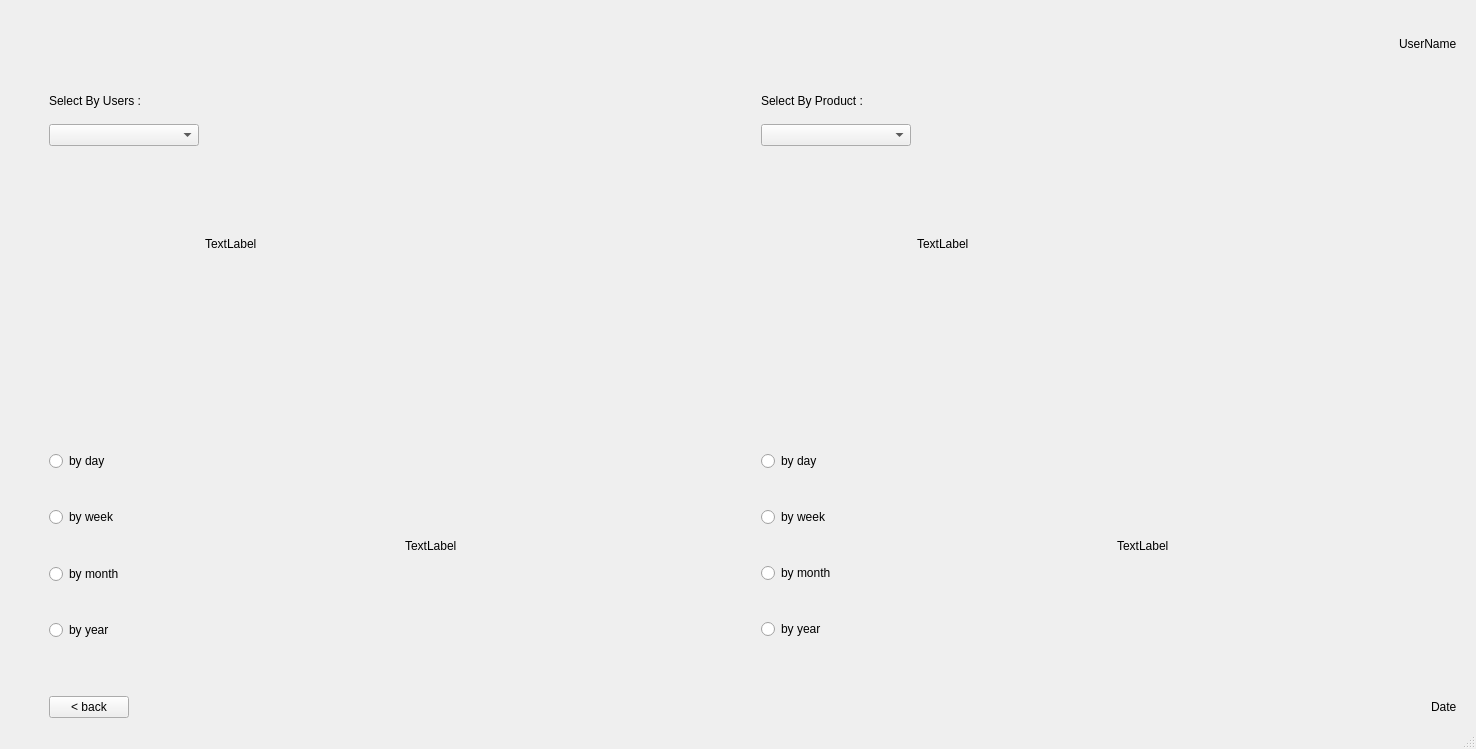
Old version of the form ui/statistics.ui in the repository HamzaMPSY/qt_app_mts.
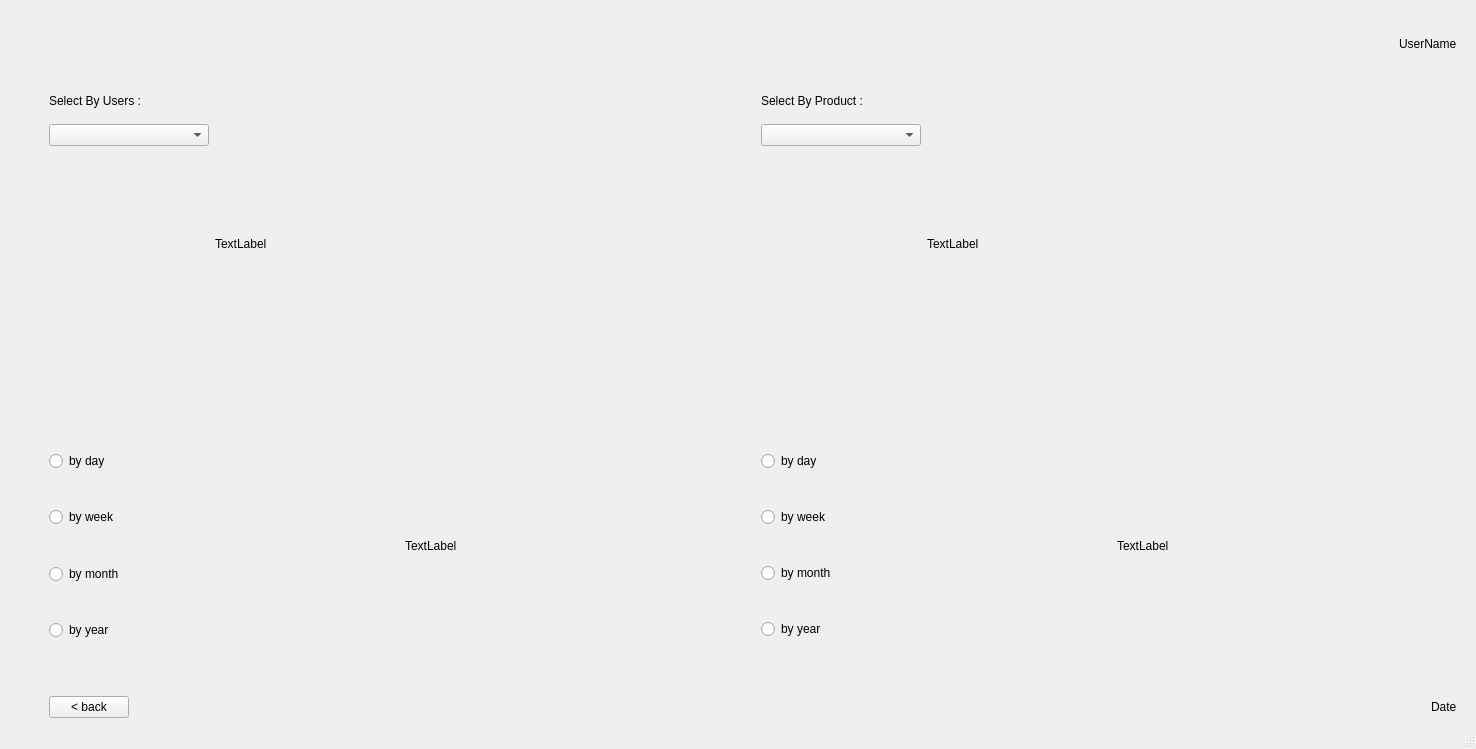
New version of the form. Icons and pictures are not drawn.

```diff
--- a/ui/statistics.ui
+++ b/ui/statistics.ui
@@ -13,6 +13,17 @@
   <property name="windowTitle">
    <string>MainWindow</string>
   </property>
+  <property name="styleSheet">
+   <string notr="true">QRadioButton{
+font: 25 12pt &quot;Yu Gothic UI Light&quot;;
+}
+
+QLabel{
+font: 25 12pt &quot;Yu Gothic UI Semibold&quot;;
+
+}
+</string>
+  </property>
   <widget class="QWidget" name="centralwidget">
    <layout class="QVBoxLayout" name="verticalLayout">
     <item>
@@ -151,7 +162,7 @@
          <widget class="QComboBox" name="users">
           <property name="minimumSize">
            <size>
-            <width>150</width>
+            <width>160</width>
             <height>0</height>
            </size>
           </property>
@@ -233,7 +244,7 @@
          <widget class="QComboBox" name="products">
           <property name="minimumSize">
            <size>
-            <width>150</width>
+            <width>160</width>
             <height>0</height>
            </size>
           </property>
```
Left out of the diff: 4 changed lines with no effect on the pictures.
